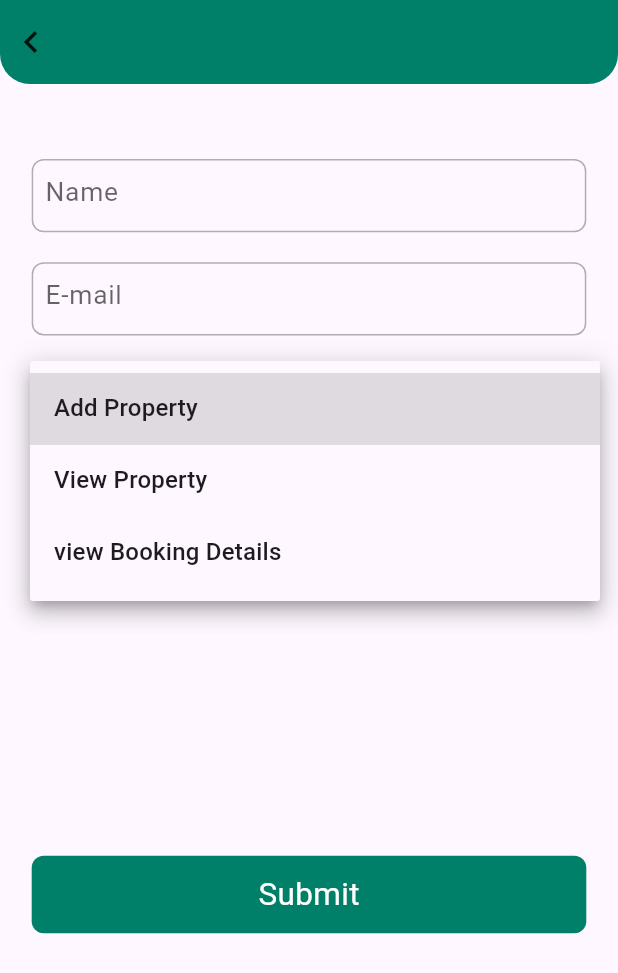
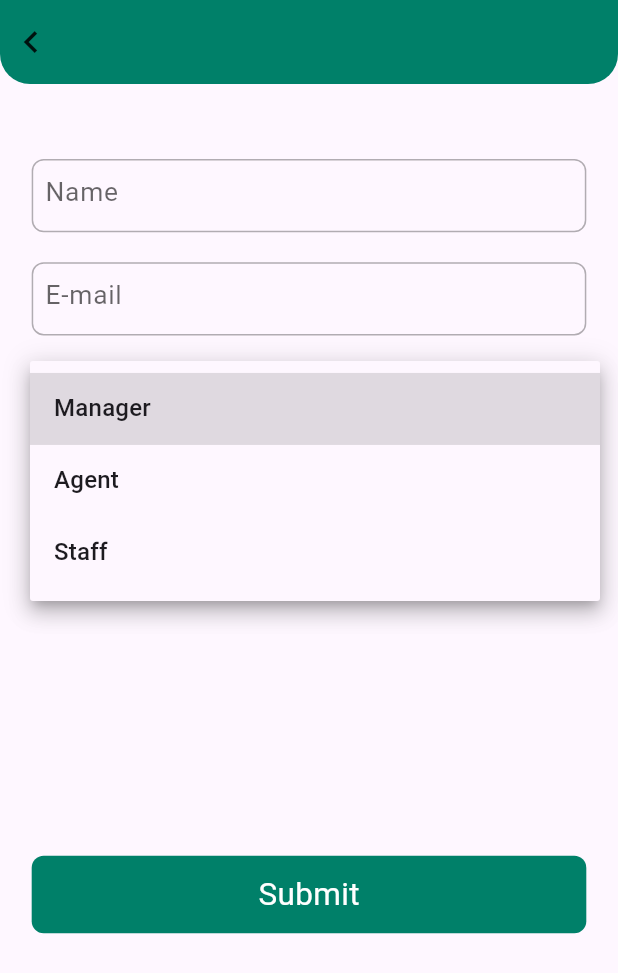
Before and after one commit to fthmnida551-star/property_managment, a Flutter app: the screen it shows after launch, after a tap on "Role", on a phone screen of 412 x 824 dp. Shown: the top 973 px of the screen. Run offline on Flutter 3.47's test engine with Material 3 defaults, Android fonts, the phone set to English and light mode, and no system bars; our stand-ins replace flutter_screenutil, flutter_svg.

Commit message:
jafna edited

```diff
--- a/lib/presentation/adduser-screen.dart
+++ b/lib/presentation/adduser-screen.dart
@@ -13,9 +13,9 @@ class AddUserScreen extends StatefulWidget {
 
 class _AddUserScreenState extends State<AddUserScreen> {
   final List<String> _roles = [
-    'Add Property',
-    'View Property',
-    'view Booking Details',
+    'Manager',
+    'Agent',
+    'Staff',
   ];
   String? _selectedRole;
 
--- a/lib/widget/appbar_widget.dart
+++ b/lib/widget/appbar_widget.dart
@@ -5,6 +5,7 @@ import 'package:property_managment/core/theme/app_colors.dart';
 class AppbarWidget extends StatelessWidget implements PreferredSizeWidget {
   final Widget? child;
   const AppbarWidget({super.key, this.child});
+
 
   @override
   Widget build(BuildContext context) {
```
Also changed, not shown: lib/presentation/dashboard/dashboard.dart (+6 -1 lines), lib/presentation/dashboard/widget/bookingcontainer.dart (+9 -4 lines), lib/presentation/dashboard/widget/container_widget.dart (+11 -6 lines).
